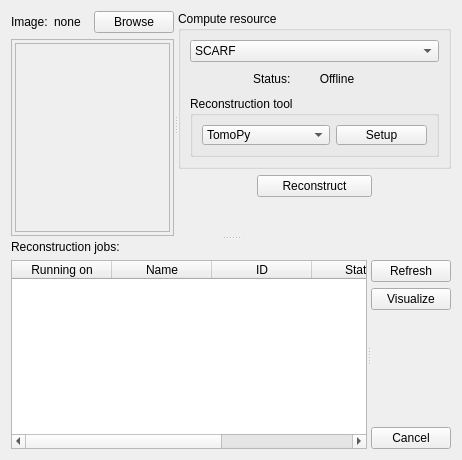
mantidproject/mantid, file Code/Mantid/MantidQt/CustomInterfaces/inc/MantidQtCustomInterfaces/Tomography/TomographyIfaceQtTabRun.ui: the form before one commit.
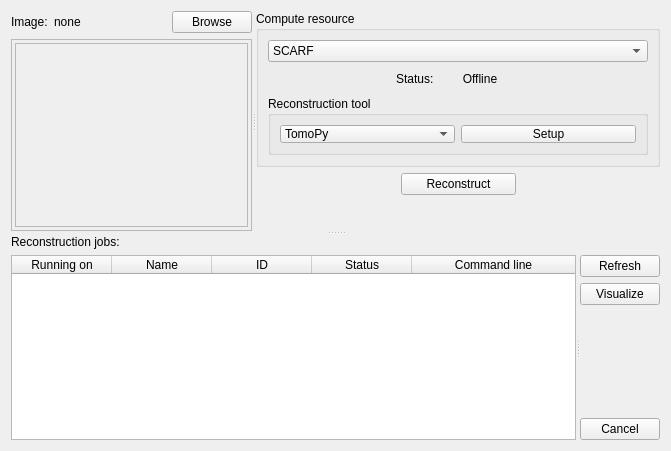
The form after the commit.

Commit message: ui cosmetic updates, re #13140

The edit to the form file:
```diff
--- a/Code/Mantid/MantidQt/CustomInterfaces/inc/MantidQtCustomInterfaces/Tomography/TomographyIfaceQtTabRun.ui
+++ b/Code/Mantid/MantidQt/CustomInterfaces/inc/MantidQtCustomInterfaces/Tomography/TomographyIfaceQtTabRun.ui
@@ -9,8 +9,8 @@
    <rect>
     <x>0</x>
     <y>0</y>
-    <width>462</width>
-    <height>460</height>
+    <width>671</width>
+    <height>451</height>
    </rect>
   </property>
   <layout class="QGridLayout" name="gridLayout">
@@ -74,7 +74,7 @@
         <item row="1" column="0">
          <widget class="QFrame" name="frame_image">
           <property name="sizePolicy">
-           <sizepolicy hsizetype="Preferred" vsizetype="Preferred">
+           <sizepolicy hsizetype="Expanding" vsizetype="Preferred">
             <horstretch>2</horstretch>
             <verstretch>2</verstretch>
            </sizepolicy>
@@ -105,10 +105,16 @@
                <rect>
                 <x>0</x>
                 <y>0</y>
-                <width>151</width>
-                <height>180</height>
+                <width>231</width>
+                <height>175</height>
                </rect>
               </property>
+              <property name="sizePolicy">
+               <sizepolicy hsizetype="Expanding" vsizetype="Preferred">
+                <horstretch>0</horstretch>
+                <verstretch>0</verstretch>
+               </sizepolicy>
+              </property>
               <layout class="QGridLayout" name="gridLayout_5">
                <property name="margin">
                 <number>0</number>
@@ -118,6 +124,12 @@
                </property>
                <item row="0" column="0">
                 <widget class="QLabel" name="label_image">
+                 <property name="sizePolicy">
+                  <sizepolicy hsizetype="Expanding" vsizetype="Preferred">
+                   <horstretch>0</horstretch>
+                   <verstretch>0</verstretch>
+                  </sizepolicy>
+                 </property>
                  <property name="text">
                   <string/>
                  </property>
```
